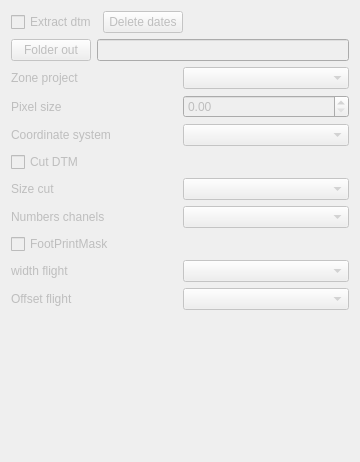
This is createmet.ui in tonilogar/ToolsPcot as Qt 5 draws it before an edit. The edited form follows.
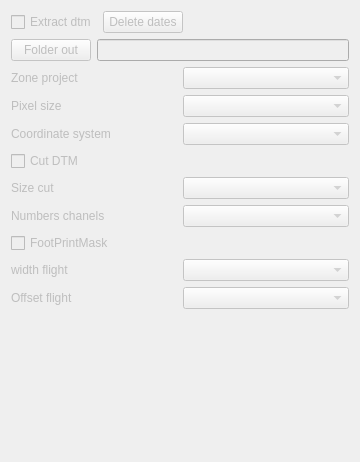
This is the edited form.

The edit to the form file:
```diff
--- a/createmet.ui
+++ b/createmet.ui
@@ -118,7 +118,7 @@
       </widget>
      </item>
      <item>
-      <widget class="QDoubleSpinBox" name="comboBoxTamanoPixelMet">
+      <widget class="QComboBox" name="comboBoxTamanoPixelMet">
        <property name="enabled">
         <bool>false</bool>
        </property>
```
